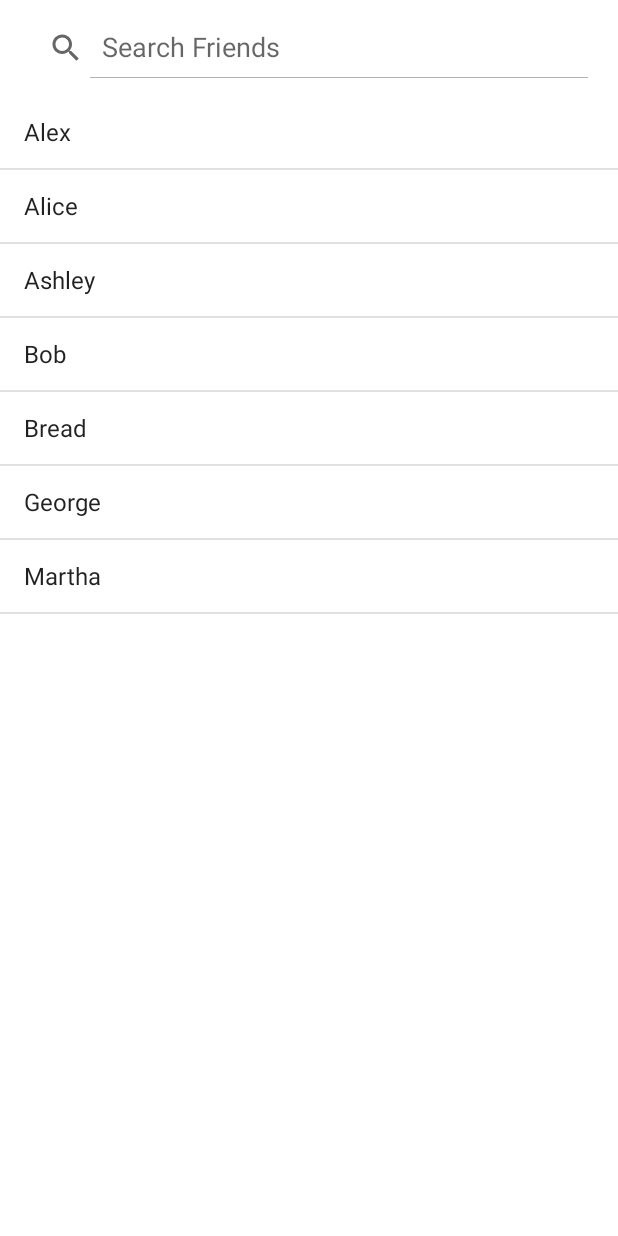
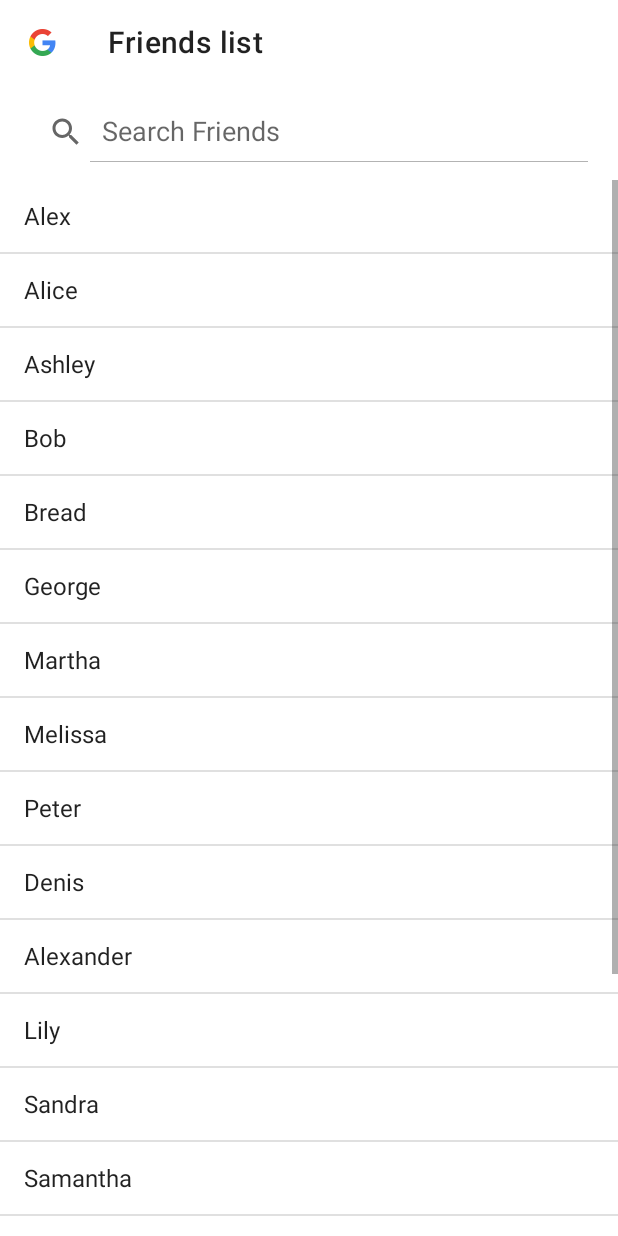
Before and after one commit to Fire-and-water/code, an Android app: the FriendsFragment screen opened through its navigation route, on a phone screen of 412 x 824 dp. Run offline under Robolectric (Android 15) with nearby library versions, the phone set to English and light mode, and no system bars; our stand-ins replace navigation-ui; 5 statements that could not run were skipped.

Commit message:
added tool bar with exit button in FriendsFragment.

```diff
--- a/app/src/main/java/com/client/fire_and_water/FriendsFragment.kt
+++ b/app/src/main/java/com/client/fire_and_water/FriendsFragment.kt
@@ -35,13 +35,12 @@ class FriendsFragment : Fragment() {
             android.R.layout.simple_list_item_1,
             friendNames
         )
-
         binding.friendsList.adapter = listAdapter
 
         binding.searchLine.setOnQueryTextListener(object : SearchView.OnQueryTextListener {
-            override fun onQueryTextSubmit(p0: String): Boolean {
-                if (friendNames.contains(p0)) {
-                    listAdapter.filter.filter(p0)
+            override fun onQueryTextSubmit(prefix: String): Boolean {
+                if (friendNames.contains(prefix)) {
+                    listAdapter.filter.filter(prefix)
                 } else {
                     Toast.makeText(
                         this@FriendsFragment.context,
@@ -52,15 +51,16 @@ class FriendsFragment : Fragment() {
                 return false
             }
 
-            override fun onQueryTextChange(p0: String?): Boolean {
-                // if query text is change in that case we
-                // are filtering our adapter with
-                // new text on below line.
-                listAdapter.filter.filter(p0)
+            override fun onQueryTextChange(prefix: String?): Boolean {
+                listAdapter.filter.filter(prefix)
                 return false
             }
+        })
 
-        })
+        val toolbar = binding.toolBar
+        toolbar.setNavigationIcon(R.drawable.googleg_standard_color_18)
+        toolbar.setNavigationOnClickListener { requireActivity().onBackPressed() }
+        toolbar.title = "Friends list"
     }
 
     override fun onDestroyView() {
@@ -69,6 +69,10 @@ class FriendsFragment : Fragment() {
     }
 
     private fun getDummyFriendsList(): ArrayList<String> {
-        return arrayListOf("Alex", "Alice", "Ashley", "Bob", "Bread", "George", "Martha")
+        return arrayListOf(
+            "Alex", "Alice", "Ashley", "Bob", "Bread", "George", "Martha", "Melissa",
+            "Peter", "Denis", "Alexander", "Lily", "Sandra", "Samantha",
+            "Calvin", "Ariana", "Miley", "Katy", "Dora"
+        )
     }
 }
--- a/app/src/main/java/com/client/fire_and_water/TopFragment.kt
+++ b/app/src/main/java/com/client/fire_and_water/TopFragment.kt
@@ -17,7 +17,6 @@ class TopFragment : Fragment() {
     private var _binding: FragmentTopBinding? = null
     private val binding get() = _binding!!
 
-
     override fun onCreateView(
         inflater: LayoutInflater, container: ViewGroup?,
         savedInstanceState: Bundle?
@@ -27,6 +26,7 @@ class TopFragment : Fragment() {
         logger.debug("onCreateView end")
         return binding.root
     }
+
     override fun onViewCreated(view: View, savedInstanceState: Bundle?) {
         super.onViewCreated(view, savedInstanceState)
         binding.TopFragmentReturn?.setOnClickListener {
@@ -47,7 +47,7 @@ class TopFragment : Fragment() {
         }
     }
 
-        override fun onDestroyView() {
+    override fun onDestroyView() {
         super.onDestroyView()
         _binding = null
         logger.debug("")
--- a/app/src/main/res/layout/fragment_friends.xml
+++ b/app/src/main/res/layout/fragment_friends.xml
@@ -8,11 +8,17 @@
     tools:context=".FriendsFragment">
 
 
+    <androidx.appcompat.widget.Toolbar
+        android:id="@+id/toolBar"
+        android:layout_width="match_parent"
+        android:layout_height="wrap_content"/>
+
     <SearchView
         android:id="@+id/searchLine"
         android:layout_width="match_parent"
         android:layout_height="wrap_content"
         android:layout_margin="8dp"
+        android:layout_below="@+id/toolBar"
         android:iconifiedByDefault="false"
         android:padding="4dp"
         android:queryHint="Search Friends" />
@@ -23,4 +29,6 @@
         android:layout_below="@+id/searchLine"
         android:id="@+id/friendsList"/>
 
+
+
 </RelativeLayout>
```
